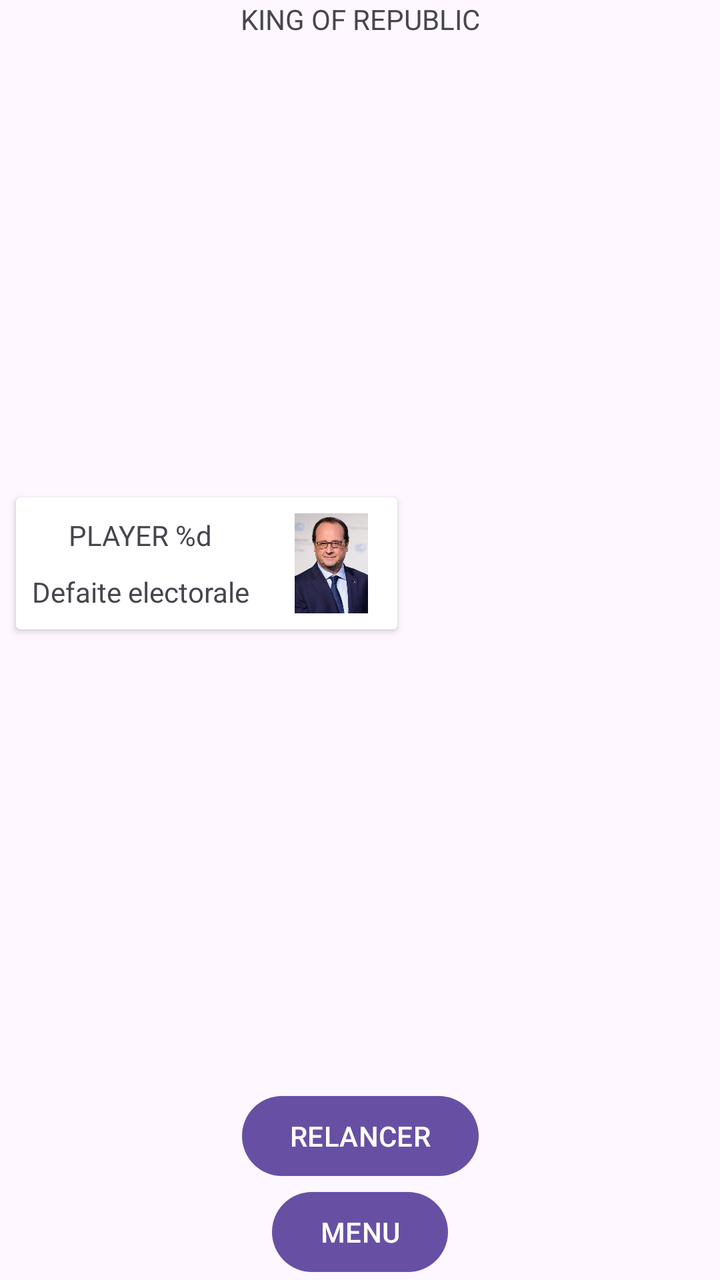
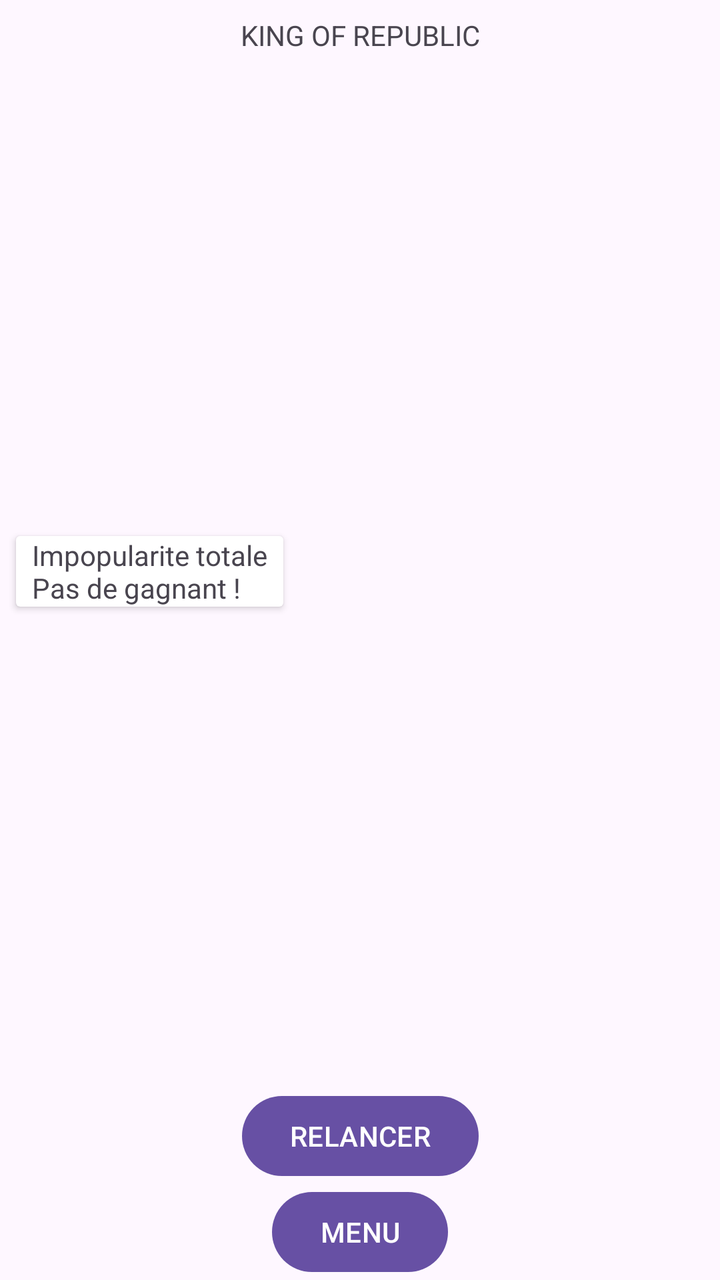

The first picture is an Android layout as it rendered before a commit; the second is the same layout after the commit. The layout source and the unified diff follow.
<!-- AndroidManifest.xml: application theme Theme.Republic -->
<!-- res/layout/fragment_ending.xml -->
<?xml version="1.0" encoding="utf-8"?>
<androidx.constraintlayout.widget.ConstraintLayout xmlns:android="http://schemas.android.com/apk/res/android"
    xmlns:app="http://schemas.android.com/apk/res-auto"
    xmlns:tools="http://schemas.android.com/tools"
    android:layout_width="match_parent"
    android:layout_height="match_parent"
    tools:context=".views.ending.EndingFragment">

    <androidx.cardview.widget.CardView
        android:id="@+id/cardView"
        android:layout_width="wrap_content"
        android:layout_height="wrap_content"
        android:layout_marginStart="8dp"
        android:layout_marginEnd="8dp"
        app:layout_constraintBottom_toTopOf="@+id/ending_play_btn"
        app:layout_constraintEnd_toStartOf="@+id/ending_recycler"
        app:layout_constraintStart_toStartOf="parent"
        app:layout_constraintTop_toBottomOf="@+id/ending_title">

        <androidx.constraintlayout.widget.ConstraintLayout
            android:layout_width="wrap_content"
            android:layout_height="wrap_content">

            <ImageView
                android:id="@+id/ending_winner_player_image"
                android:layout_width="0dp"
                android:layout_height="50dp"
                android:layout_marginStart="8dp"
                android:layout_marginTop="8dp"
                android:layout_marginEnd="8dp"
                android:layout_marginBottom="8dp"
                app:layout_constraintBottom_toBottomOf="parent"
                app:layout_constraintDimensionRatio="w,1:1"
                app:layout_constraintEnd_toEndOf="parent"
                app:layout_constraintStart_toStartOf="@+id/ending_winner_barrier"
                app:layout_constraintTop_toTopOf="parent"
                app:srcCompat="@drawable/hollande_1" />

            <androidx.constraintlayout.widget.Barrier
                android:id="@+id/ending_winner_barrier"
                android:layout_width="wrap_content"
                android:layout_height="wrap_content"
                app:barrierDirection="end"
                app:constraint_referenced_ids="ending_item_winner_player_text,ending_winner_victory_text"
                app:layout_constraintBottom_toBottomOf="parent"
                app:layout_constraintEnd_toEndOf="parent"
                app:layout_constraintTop_toTopOf="parent" />

            <TextView
                android:id="@+id/ending_item_winner_player_text"
                android:layout_width="wrap_content"
                android:layout_height="wrap_content"
                android:layout_marginStart="8dp"
                android:layout_marginEnd="8dp"
                android:text="@string/game_player_card_name"
                app:layout_constraintBottom_toTopOf="@+id/ending_winner_victory_text"
                app:layout_constraintEnd_toStartOf="@+id/ending_winner_barrier"
                app:layout_constraintStart_toStartOf="parent"
                app:layout_constraintTop_toTopOf="parent" />

            <TextView
                android:id="@+id/ending_winner_victory_text"
                android:layout_width="wrap_content"
                android:layout_height="wrap_content"
                android:layout_marginStart="8dp"
                android:layout_marginEnd="8dp"
                android:text="@string/ending_lost_alive"
                app:layout_constraintBottom_toBottomOf="parent"
                app:layout_constraintEnd_toStartOf="@+id/ending_winner_barrier"
                app:layout_constraintStart_toStartOf="parent"
                app:layout_constraintTop_toBottomOf="@+id/ending_item_winner_player_text" />
        </androidx.constraintlayout.widget.ConstraintLayout>
    </androidx.cardview.widget.CardView>

    <TextView
        android:id="@+id/ending_title"
        android:layout_width="wrap_content"
        android:layout_height="wrap_content"
        android:text="@string/game_name"
        app:layout_constraintEnd_toEndOf="parent"
        app:layout_constraintStart_toStartOf="parent"
        app:layout_constraintTop_toTopOf="parent" />

    <androidx.recyclerview.widget.RecyclerView
        android:id="@+id/ending_recycler"
        android:layout_width="0dp"
        android:layout_height="0dp"
        android:layout_marginTop="16dp"
        android:layout_marginEnd="8dp"
        android:layout_marginBottom="16dp"
        app:layout_constraintBottom_toTopOf="@+id/ending_play_btn"
        app:layout_constraintEnd_toEndOf="parent"
        app:layout_constraintStart_toEndOf="@+id/cardView"
        app:layout_constraintTop_toBottomOf="@+id/ending_title"
        app:layout_constraintVertical_bias="1.0" />

    <Button
        android:id="@+id/ending_play_btn"
        android:layout_width="wrap_content"
        android:layout_height="wrap_content"
        android:text="@string/ending_play_again_button"
        app:layout_constraintBottom_toTopOf="@+id/ending_menu_btn"
        app:layout_constraintEnd_toEndOf="parent"
        app:layout_constraintStart_toStartOf="parent" />

    <Button
        android:id="@+id/ending_menu_btn"
        android:layout_width="wrap_content"
        android:layout_height="wrap_content"
        android:text="@string/ending_menu_button"
        app:layout_constraintBottom_toBottomOf="parent"
        app:layout_constraintEnd_toEndOf="parent"
        app:layout_constraintStart_toStartOf="parent" />

</androidx.constraintlayout.widget.ConstraintLayout>
<!-- resources referenced by this layout -->
<resources>
  <!-- drawable hollande_1: jpeg bitmap (drawable, 19009 bytes) -->
  <string name="ending_lost_alive">Defaite electorale</string>
  <string name="ending_menu_button">MENU</string>
  <string name="ending_play_again_button">RELANCER</string>
  <string name="game_name">KING OF REPUBLIC</string>
  <string name="game_player_card_name">PLAYER %d</string>
  <style name="Theme.Republic" parent="Base.Theme.Republic" />
  <style name="Base.Theme.Republic" parent="Theme.Material3.DayNight.NoActionBar">
          
          
      </style>
</resources>

<!-- the commit's change to res/layout/fragment_ending.xml (unified diff, before → after) -->
@@ -29,6 +29,7 @@
                 android:layout_marginTop="8dp"
                 android:layout_marginEnd="8dp"
                 android:layout_marginBottom="8dp"
+                android:visibility="gone"
                 app:layout_constraintBottom_toBottomOf="parent"
                 app:layout_constraintDimensionRatio="w,1:1"
                 app:layout_constraintEnd_toEndOf="parent"
@@ -41,18 +42,19 @@
                 android:layout_width="wrap_content"
                 android:layout_height="wrap_content"
                 app:barrierDirection="end"
-                app:constraint_referenced_ids="ending_item_winner_player_text,ending_winner_victory_text"
+                app:constraint_referenced_ids="ending_winner_player_text,ending_winner_victory_text"
                 app:layout_constraintBottom_toBottomOf="parent"
                 app:layout_constraintEnd_toEndOf="parent"
                 app:layout_constraintTop_toTopOf="parent" />
 
             <TextView
-                android:id="@+id/ending_item_winner_player_text"
+                android:id="@+id/ending_winner_player_text"
                 android:layout_width="wrap_content"
                 android:layout_height="wrap_content"
                 android:layout_marginStart="8dp"
                 android:layout_marginEnd="8dp"
                 android:text="@string/game_player_card_name"
+                android:visibility="gone"
                 app:layout_constraintBottom_toTopOf="@+id/ending_winner_victory_text"
                 app:layout_constraintEnd_toStartOf="@+id/ending_winner_barrier"
                 app:layout_constraintStart_toStartOf="parent"
@@ -64,11 +66,11 @@
                 android:layout_height="wrap_content"
                 android:layout_marginStart="8dp"
                 android:layout_marginEnd="8dp"
-                android:text="@string/ending_lost_alive"
+                android:text="@string/ending_no_win"
                 app:layout_constraintBottom_toBottomOf="parent"
                 app:layout_constraintEnd_toStartOf="@+id/ending_winner_barrier"
                 app:layout_constraintStart_toStartOf="parent"
-                app:layout_constraintTop_toBottomOf="@+id/ending_item_winner_player_text" />
+                app:layout_constraintTop_toBottomOf="@+id/ending_winner_player_text" />
         </androidx.constraintlayout.widget.ConstraintLayout>
     </androidx.cardview.widget.CardView>
 
@@ -76,6 +78,7 @@
         android:id="@+id/ending_title"
         android:layout_width="wrap_content"
         android:layout_height="wrap_content"
+        android:layout_marginTop="8dp"
         android:text="@string/game_name"
         app:layout_constraintEnd_toEndOf="parent"
         app:layout_constraintStart_toStartOf="parent"
<!-- resource entries referenced after the edit -->
@@ -1,8 +1,8 @@
 <!-- resources referenced by this layout -->
 <resources>
   <!-- drawable hollande_1: jpeg bitmap (drawable, 19009 bytes) -->
-  <string name="ending_lost_alive">Defaite electorale</string>
   <string name="ending_menu_button">MENU</string>
+  <string name="ending_no_win">Impopularite totale\nPas de gagnant !</string>
   <string name="ending_play_again_button">RELANCER</string>
   <string name="game_name">KING OF REPUBLIC</string>
   <string name="game_player_card_name">PLAYER %d</string>
